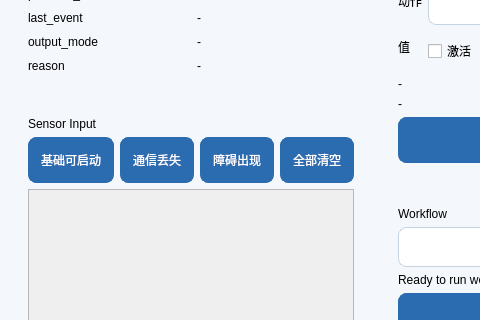
Old version of the form b29_tools/rqt_b29_smc_console/resource/console.ui in the repository major173/b29_control; both pictures show x 0 to 480 and y 239 to 559 of the 741 by 894 pixel window.
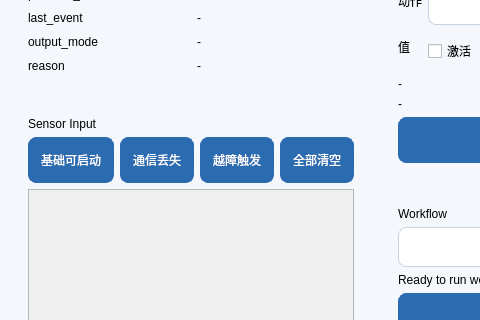
New version of the form.

Patch:
```diff
--- a/b29_tools/rqt_b29_smc_console/resource/console.ui
+++ b/b29_tools/rqt_b29_smc_console/resource/console.ui
@@ -354,7 +354,7 @@
                <bool>true</bool>
               </property>
               <property name="text">
-               <string>障碍出现</string>
+               <string>越障触发</string>
               </property>
              </widget>
             </item>
```
